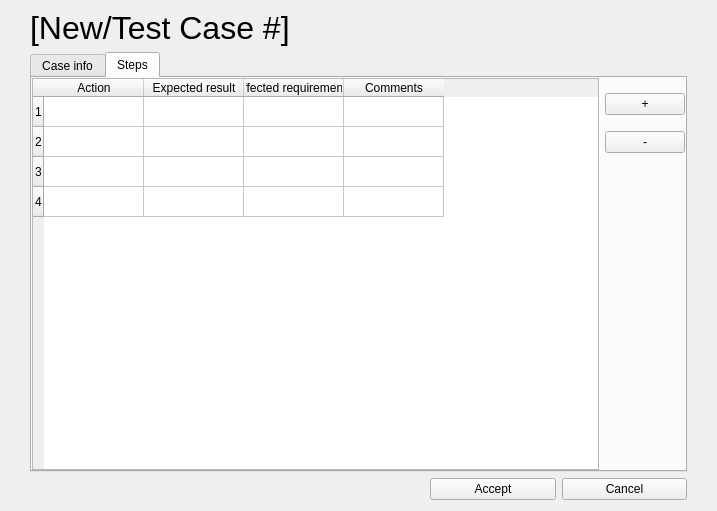
Old version of the form ui/form_case.ui in the repository vazmasero/UAT-Tool.
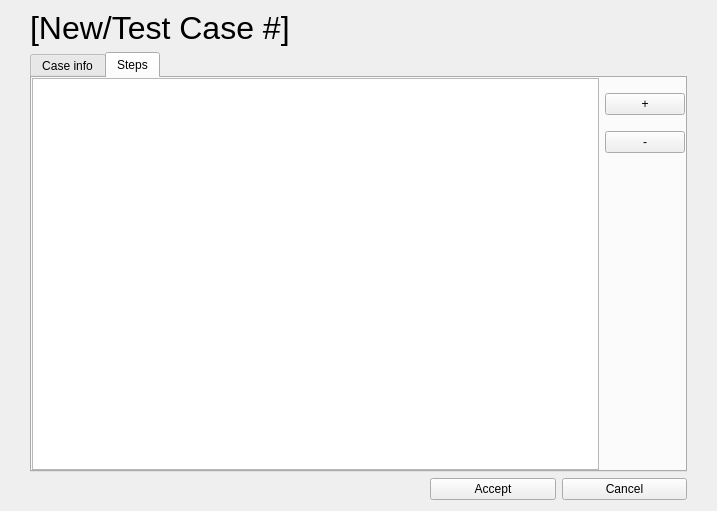
New version of the form. The open tabs and pages were chosen to show the change.

Commit message: Comienzo de cases y steps

Patch:
```diff
--- a/ui/form_case.ui
+++ b/ui/form_case.ui
@@ -267,35 +267,7 @@
         <number>0</number>
        </property>
        <item>
-        <widget class="QTableWidget" name="tbl_steps">
-         <property name="rowCount">
-          <number>4</number>
-         </property>
-         <row/>
-         <row/>
-         <row/>
-         <row/>
-         <column>
-          <property name="text">
-           <string>Action</string>
-          </property>
-         </column>
-         <column>
-          <property name="text">
-           <string>Expected result</string>
-          </property>
-         </column>
-         <column>
-          <property name="text">
-           <string>Affected requirements</string>
-          </property>
-         </column>
-         <column>
-          <property name="text">
-           <string>Comments</string>
-          </property>
-         </column>
-        </widget>
+        <widget class="QTableView" name="tbl_steps"/>
        </item>
        <item>
         <layout class="QVBoxLayout" name="vlayout_btn_steps">
```
Left out of the diff: 4 changed lines with no effect on the pictures. The commit also changes 20 other files.
